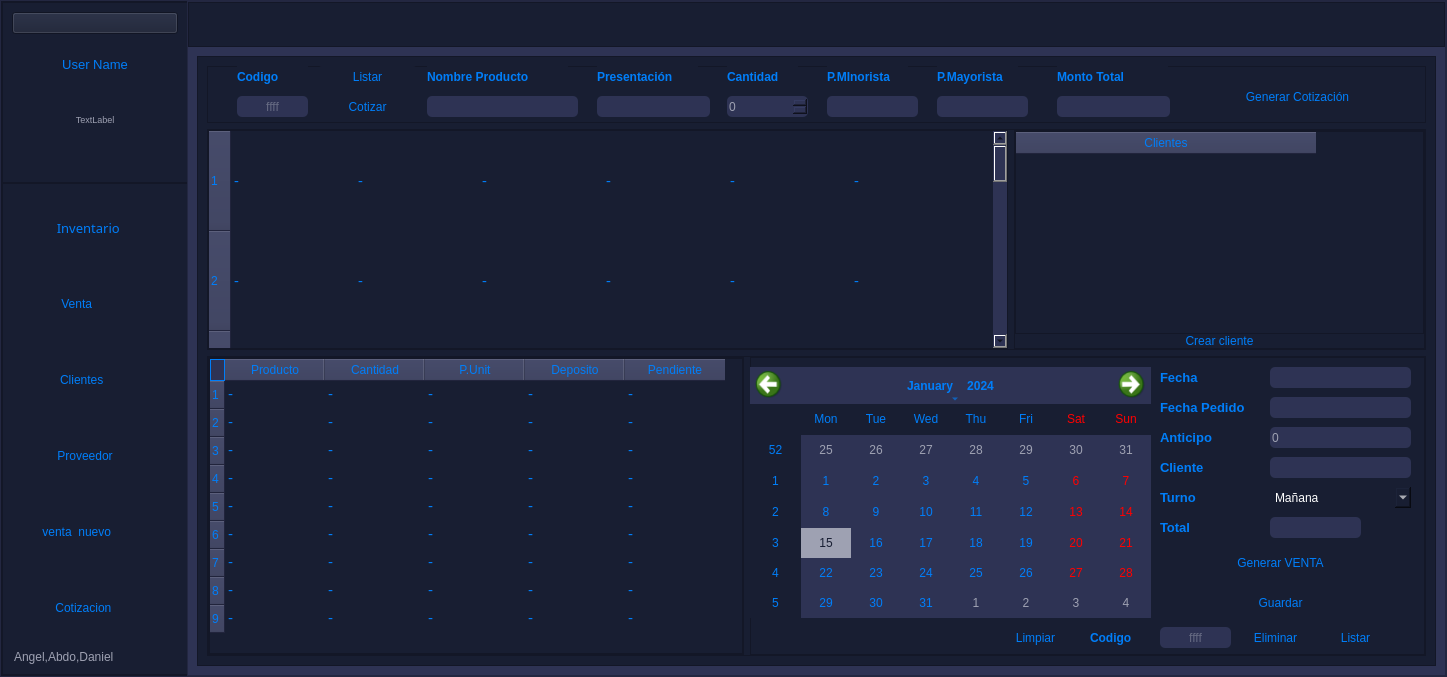
Qt form View/nuevo_menu.ui (DanielSajvin/Proyecto_basedatos) before a commit.
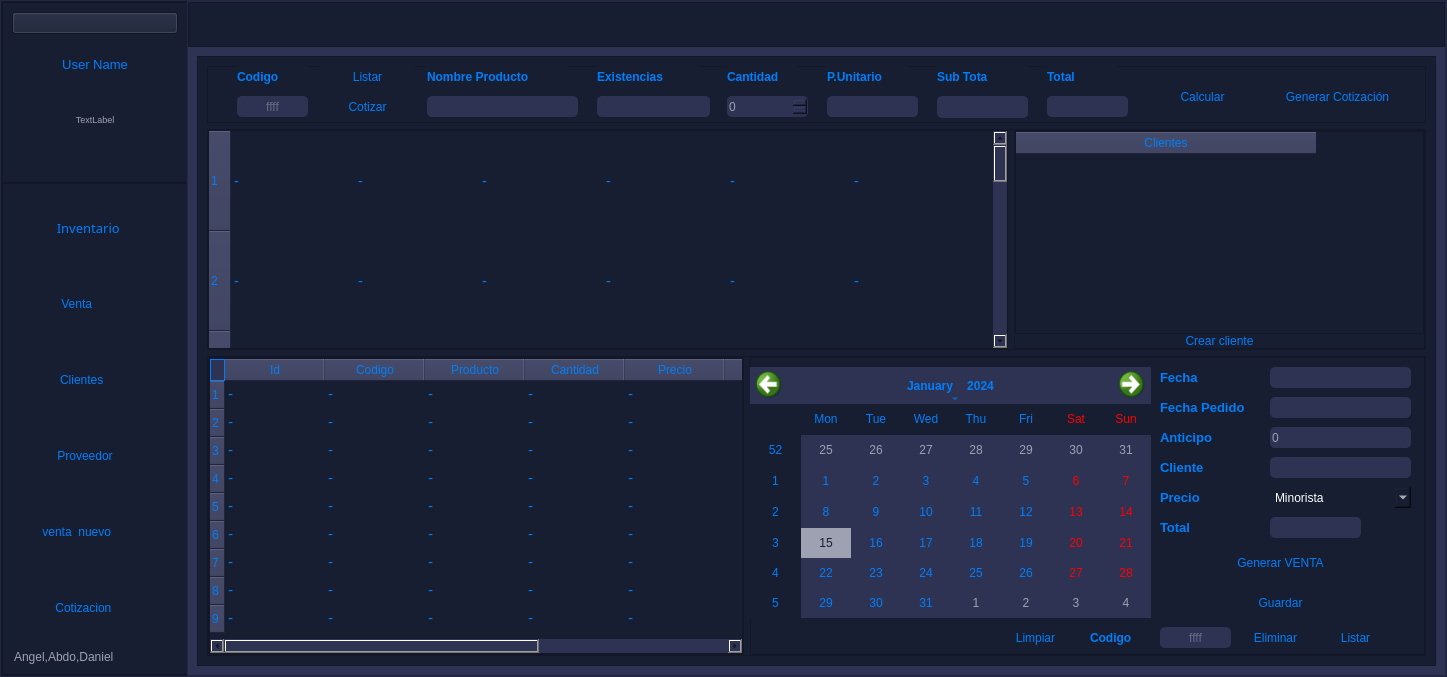
The same form after that commit. Icons and pictures are not drawn.

What changed in the file:
```diff
--- a/View/nuevo_menu.ui
+++ b/View/nuevo_menu.ui
@@ -1275,7 +1275,7 @@
                      </font>
                     </property>
                     <property name="text">
-                     <string>Presentación</string>
+                     <string>Existencias</string>
                     </property>
                    </widget>
                    <widget class="QSpinBox" name="spinBox">
@@ -1346,15 +1346,15 @@
                      </font>
                     </property>
                     <property name="text">
-                     <string>P.MInorista</string>
+                     <string>P.Unitario</string>
                     </property>
                    </widget>
                    <widget class="QLineEdit" name="monto_t">
                     <property name="geometry">
                      <rect>
-                      <x>850</x>
+                      <x>840</x>
                       <y>30</y>
-                      <width>113</width>
+                      <width>81</width>
                       <height>21</height>
                      </rect>
                     </property>
@@ -1368,9 +1368,9 @@
                    <widget class="QLabel" name="label_21">
                     <property name="geometry">
                      <rect>
-                      <x>850</x>
+                      <x>840</x>
                       <y>0</y>
-                      <width>111</width>
+                      <width>71</width>
                       <height>21</height>
                      </rect>
                     </property>
@@ -1382,7 +1382,7 @@
                      </font>
                     </property>
                     <property name="text">
-                     <string>Monto Total</string>
+                     <string>Total</string>
                     </property>
                    </widget>
                    <widget class="QPushButton" name="bot_agregar">
@@ -1417,46 +1417,10 @@
                      <string>Listar</string>
                     </property>
                    </widget>
-                   <widget class="QLineEdit" name="p_unit_2">
-                    <property name="geometry">
-                     <rect>
-                      <x>730</x>
-                      <y>30</y>
-                      <width>91</width>
-                      <height>21</height>
-                     </rect>
-                    </property>
-                    <property name="text">
-                     <string/>
-                    </property>
-                    <property name="readOnly">
-                     <bool>true</bool>
-                    </property>
-                   </widget>
-                   <widget class="QLabel" name="label_29">
-                    <property name="geometry">
-                     <rect>
-                      <x>730</x>
-                      <y>0</y>
-                      <width>81</width>
-                      <height>21</height>
-                     </rect>
-                    </property>
-                    <property name="font">
-                     <font>
-                      <pointsize>9</pointsize>
-                      <weight>75</weight>
-                      <bold>true</bold>
-                     </font>
-                    </property>
-                    <property name="text">
-                     <string>P.Mayorista</string>
-                    </property>
-                   </widget>
                    <widget class="QPushButton" name="btn_reCotizar">
                     <property name="geometry">
                      <rect>
-                      <x>1010</x>
+                      <x>1050</x>
                       <y>10</y>
                       <width>161</width>
                       <height>41</height>
@@ -1466,6 +1430,49 @@
                      <string>Generar Cotización</string>
                     </property>
                    </widget>
+                   <widget class="QPushButton" name="btn_calcular">
+                    <property name="geometry">
+                     <rect>
+                      <x>950</x>
+                      <y>10</y>
+                      <width>91</width>
+                      <height>41</height>
+                     </rect>
+                    </property>
+                    <property name="text">
+                     <string>Calcular</string>
+                    </property>
+                   </widget>
+                   <widget class="QLineEdit" name="lnx_sub_total">
+                    <property name="geometry">
+                     <rect>
+                      <x>730</x>
+                      <y>30</y>
+                      <width>91</width>
+                      <height>22</height>
+                     </rect>
+                    </property>
+                   </widget>
+                   <widget class="QLabel" name="label_29">
+                    <property name="geometry">
+                     <rect>
+                      <x>730</x>
+                      <y>0</y>
+                      <width>91</width>
+                      <height>21</height>
+                     </rect>
+                    </property>
+                    <property name="font">
+                     <font>
+                      <pointsize>9</pointsize>
+                      <weight>75</weight>
+                      <bold>true</bold>
+                     </font>
+                    </property>
+                    <property name="text">
+                     <string>Sub Tota</string>
+                    </property>
+                   </widget>
                   </widget>
                  </item>
                  <item>
@@ -2291,6 +2298,16 @@
                            <string>9</string>
                           </property>
                          </row>
+                         <column>
+                          <property name="text">
+                           <string>Id</string>
+                          </property>
+                         </column>
+                         <column>
+                          <property name="text">
+                           <string>Codigo</string>
+                          </property>
+                         </column>
                          <column>
                           <property name="text">
                            <string>Producto</string>
@@ -2303,17 +2320,22 @@
                          </column>
                          <column>
                           <property name="text">
-                           <string>P.Unit</string>
+                           <string>Precio</string>
                           </property>
                          </column>
                          <column>
                           <property name="text">
-                           <string>Deposito</string>
+                           <string>Aticipo</string>
                           </property>
                          </column>
                          <column>
                           <property name="text">
-                           <string>Pendiente</string>
+                           <string>Sub Total</string>
+                          </property>
+                         </column>
+                         <column>
+                          <property name="text">
+                           <string>Total</string>
                           </property>
                          </column>
                          <item row="0" column="0">
@@ -2768,7 +2790,7 @@
                         </font>
                        </property>
                        <property name="text">
-                        <string>Turno</string>
+                        <string>Precio</string>
                        </property>
                       </widget>
                       <widget class="QComboBox" name="turno">
@@ -2789,7 +2811,7 @@
                        </property>
                        <item>
                         <property name="text">
-                         <string>Mañana</string>
+                         <string>Minorista</string>
                         </property>
                        </item>
                        <item>
```
Left out of the diff: 2 changed lines with no effect on the pictures.
